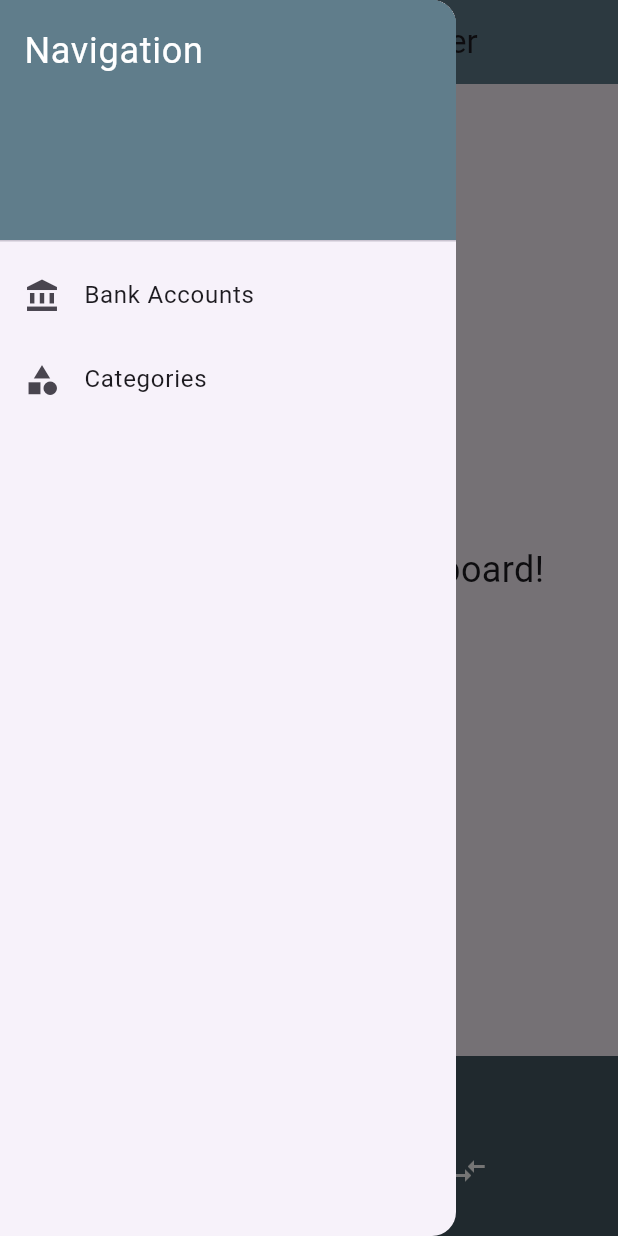
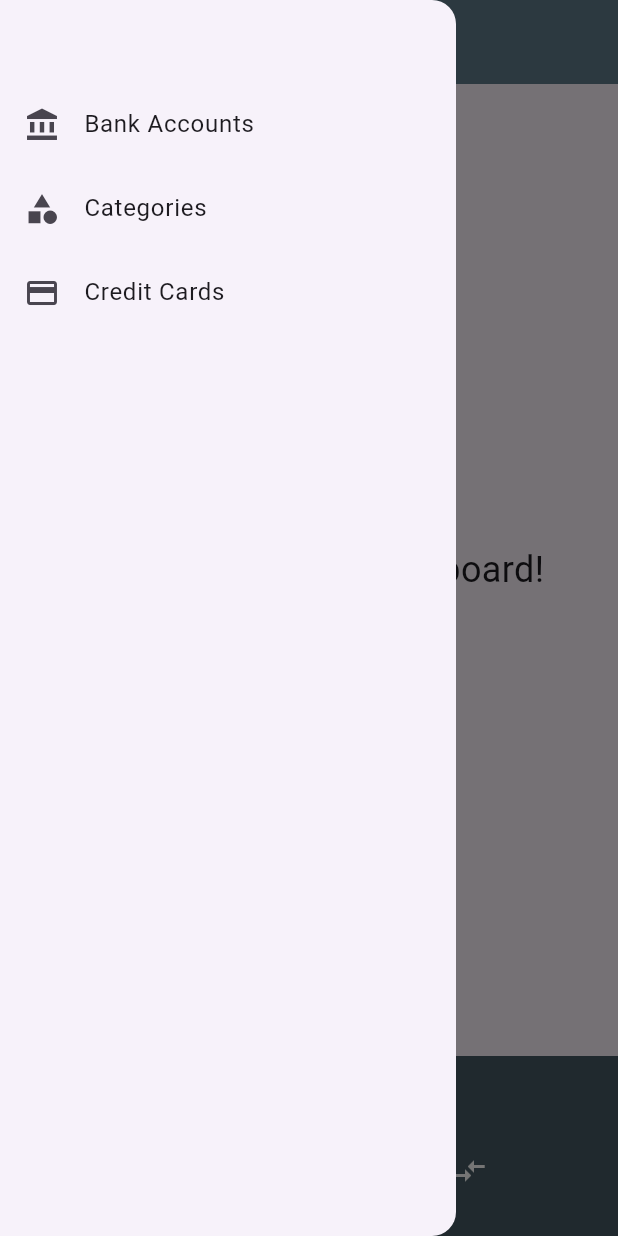
Before and after one commit to isaurabhprakash/personal_finance_tracker, a Flutter app: the screen it shows after launch, with the side drawer open, on a phone screen of 412 x 824 dp. Run offline on Flutter 3.47's test engine with Material 3 defaults, Android fonts, the phone set to English and light mode, and no system bars; our stand-ins replace sqflite; accounts and stored records are empty.

Commit message:
Add padding and credit card placeholder in drawer

```diff
--- a/lib/dashboard.dart
+++ b/lib/dashboard.dart
@@ -12,20 +12,15 @@ class Dashboard extends StatelessWidget {
 
     return Scaffold(
       appBar: AppBar(
-        title: Text('Personal Finance Tracker'),
+        title: Text('Finance Tracker'),
         backgroundColor: Colors.blueGrey,
       ),
       drawer: Drawer(
         child: ListView(
           padding: EdgeInsets.zero,
           children: <Widget>[
-            DrawerHeader(
-              decoration: BoxDecoration(color: Colors.blueGrey),
-              child: Text(
-                'Navigation',
-                style: TextStyle(color: Colors.white, fontSize: 24),
-              ),
-            ),
+            SizedBox(height: 55),
+
             ListTile(
               leading: Icon(Icons.account_balance),
               title: Text('Bank Accounts'),
@@ -41,6 +36,18 @@ class Dashboard extends StatelessWidget {
             ListTile(
               leading: Icon(Icons.category),
               title: Text('Categories'),
+              onTap: () {
+                Navigator.push(
+                  context,
+                  MaterialPageRoute(
+                      builder: (context) =>
+                          CategoriesScreen()), // Navigate to Bank Accounts
+                );
+              },
+            ),
+            ListTile(
+              leading: Icon(Icons.credit_card),
+              title: Text('Credit Cards'),
               onTap: () {
                 Navigator.push(
                   context,
```
